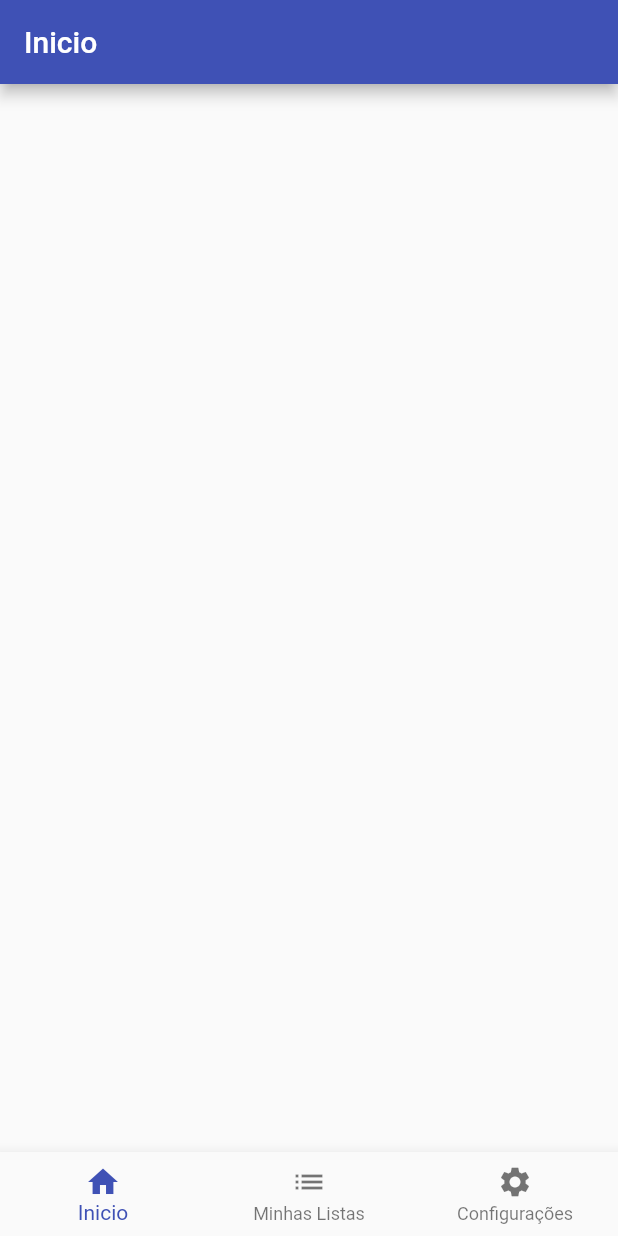
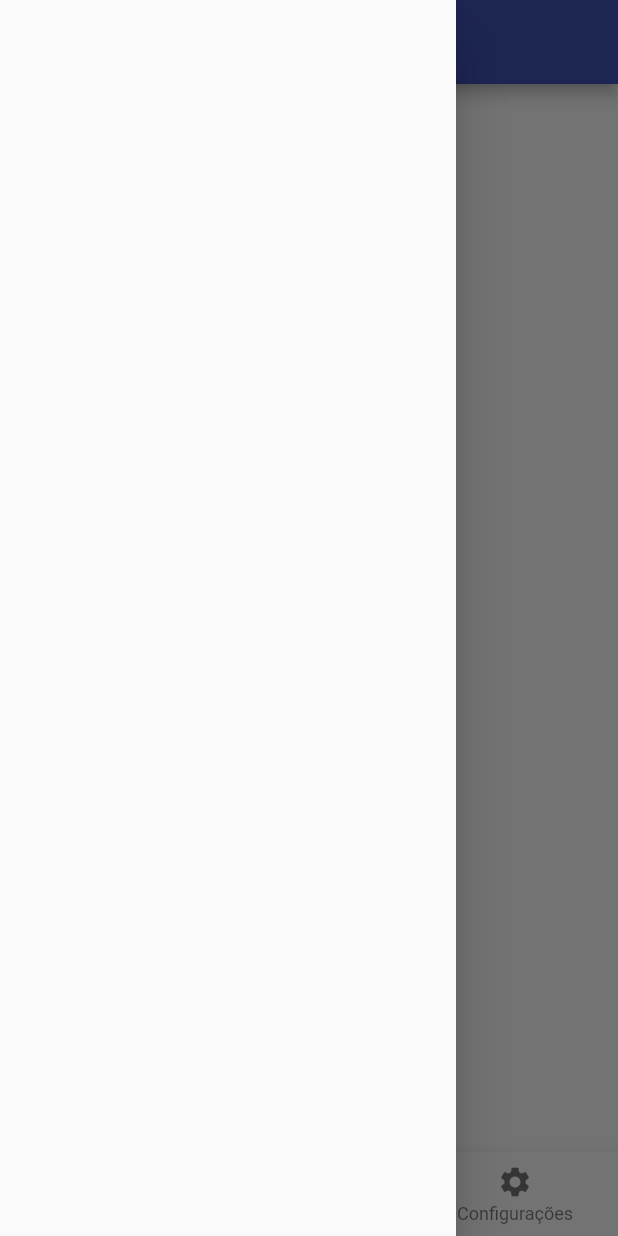
Before and after one commit to eduardoazvd17/help_market_flutter, a Flutter app: the screen it shows after launch, with the side drawer open (before the commit the screen has no drawer), on a phone screen of 412 x 824 dp. Run offline on Flutter 3.47's test engine with Material 2 defaults, Android fonts, the phone set to English and light mode, and no system bars.

Commit message:
Implementação do navigation drawer

```diff
--- /dev/null
+++ b/lib/componentes/main_drawer.dart
@@ -0,0 +1,17 @@
+import 'package:flutter/material.dart';
+
+class MainDrawer extends StatelessWidget {
+  @override
+  Widget build(BuildContext context) {
+    return Drawer(
+      child: Column(
+        children: <Widget>[
+          Padding(
+            padding: EdgeInsets.only(top: MediaQuery.of(context).padding.top),
+            child: Container(),
+          ),
+        ],
+      ),
+    );
+  }
+}
--- a/lib/telas/tela_inicio.dart
+++ b/lib/telas/tela_inicio.dart
@@ -1,4 +1,5 @@
 import 'package:flutter/material.dart';
+import 'package:lista_compras/componentes/main_drawer.dart';
 import 'package:lista_compras/telas/tela_configuracoes.dart';
 import 'package:lista_compras/telas/tela_inicial.dart';
 import 'package:lista_compras/telas/tela_listas.dart';
@@ -32,6 +33,7 @@ class _TelaInicioState extends State<TelaInicio> {
               : _selectedIndex == 1 ? 'Minhas Listas' : 'Configurações',
         ),
       ),
+      drawer: MainDrawer(),
       body: widget._telas[_selectedIndex],
       bottomNavigationBar: BottomNavigationBar(
         items: const <BottomNavigationBarItem>[
```
